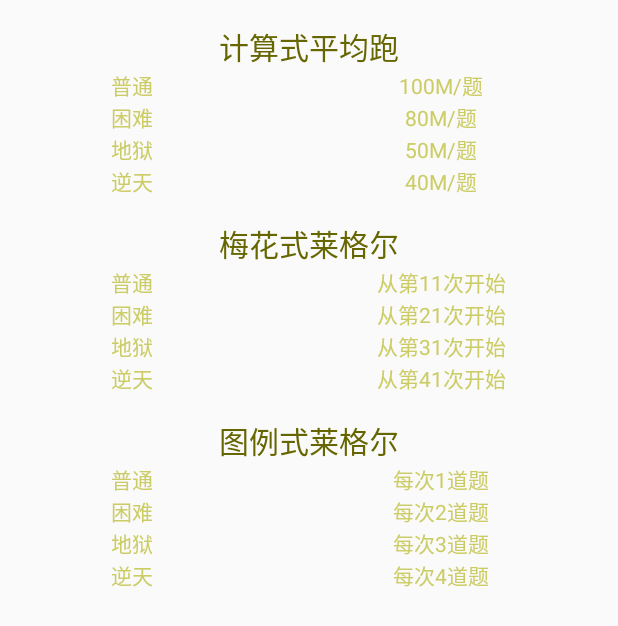
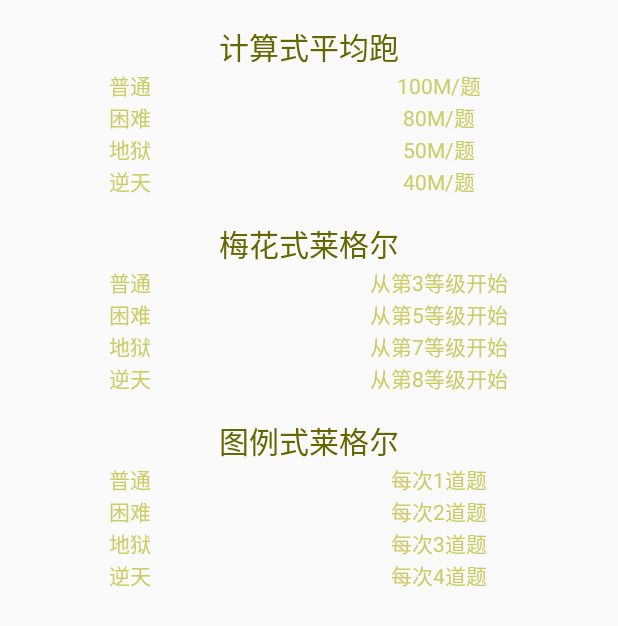
Before and after one commit to HaolingZHANG/STO, an Android app: the layout layout_target.xml on its own in the app's theme, with its tools: preview values and no code run, on a phone screen of 412 x 824 dp. Shown: the top 626 px of the screen. Run offline under Robolectric (Android 15) with nearby library versions, the phone set to English and light mode, and no system bars.

Commit message:
Change BTL parameters

```diff
--- a/Android/STO/app/src/main/java/com/jensenames/sto/plum/view/PlumLayout.java
+++ b/Android/STO/app/src/main/java/com/jensenames/sto/plum/view/PlumLayout.java
@@ -59,7 +59,7 @@ public class PlumLayout extends TrainLayout {
 
     @Override
     public void start() {
-        final int[] startI = {15, 32, 51, 72};
+        final int[] startI = {15, 32, 51, 61};
         thread = new Thread(new Runnable() {
 
             private int i = 1;
--- a/Android/STO/app/src/main/java/com/jensenames/sto/windows/MainActivity.java
+++ b/Android/STO/app/src/main/java/com/jensenames/sto/windows/MainActivity.java
@@ -233,7 +233,7 @@ public class MainActivity extends AppCompatActivity implements View.OnClickListe
                                     }
                                     break;
                                 case 3:
-                                    if(number >= 20 && number <= 100) {
+                                    if(number >= 20 && number <= 80) {
                                         field.setAccessible(true);
                                         field.set(dialog, true);
                                         field.setAccessible(false);
--- a/Android/STO/app/src/main/res/values/strings.xml
+++ b/Android/STO/app/src/main/res/values/strings.xml
@@ -17,7 +17,7 @@
 
     <string name="enter_length">总跑动距离（800~8000）：</string>
     <string name="enter_count">总控制点数（20~100）：</string>
-    <string name="enter_trip">总折返趟数（20~100）：</string>
+    <string name="enter_trip">总折返趟数（20~80）：</string>
 
     <string name="not_number">输入为非数字</string>
     <string name="wrong_number">不符合训练要求</string>
@@ -84,10 +84,10 @@
     <string name="amr_degree_3">50M/题</string>
     <string name="amr_degree_4">40M/题</string>
 
-    <string name="btp_degree_1">从第11次开始</string>
-    <string name="btp_degree_2">从第21次开始</string>
-    <string name="btp_degree_3">从第31次开始</string>
-    <string name="btp_degree_4">从第41次开始</string>
+    <string name="btp_degree_1">从第3等级开始</string>
+    <string name="btp_degree_2">从第5等级开始</string>
+    <string name="btp_degree_3">从第7等级开始</string>
+    <string name="btp_degree_4">从第8等级开始</string>
 
     <string name="btl_degree_1">每次1道题</string>
     <string name="btl_degree_2">每次2道题</string>
```
Also changed, not shown: 2 other files.
